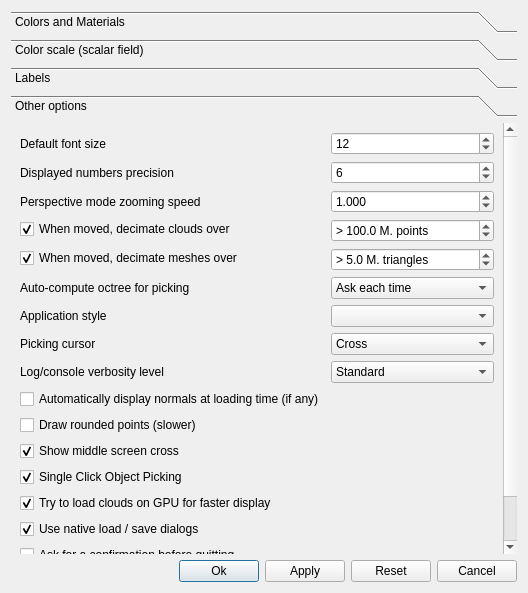
This is libs/CCAppCommon/ui/displaySettingsDlg.ui in CloudCompare/CloudCompare as Qt 5 draws it before an edit. The edited form follows.
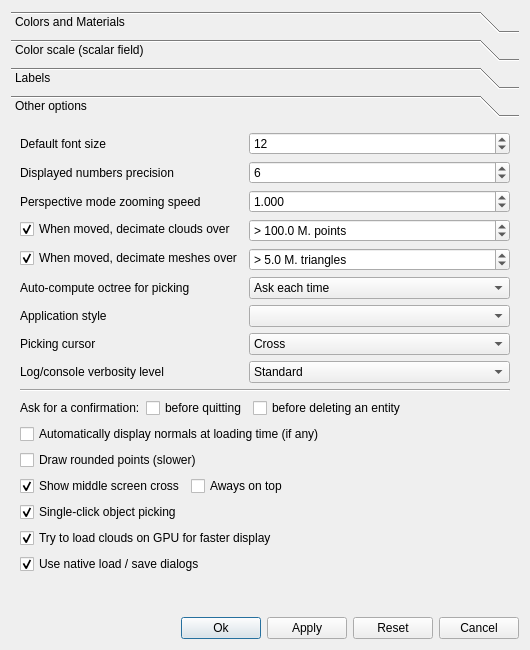
This is the edited form. Icons and pictures are not drawn.

Commit message:
Scale the screen center cross on HiDPI screens, with an option to keep it on top (#2416)
* Keep the screen center cross on top and scale it on HiDPI screens

* Make drawing the center cross on top an option, off by default

The cross was always drawn without depth test since the previous
commit, which changed a long-standing behaviour. It is now drawn on
top only when the new "Always on top" option of the Display settings
is ticked (saved as 'crossOnTop'). The arm length still follows the
device pixel ratio.

---------

```diff
--- a/libs/CCAppCommon/ui/displaySettingsDlg.ui
+++ b/libs/CCAppCommon/ui/displaySettingsDlg.ui
@@ -6,8 +6,8 @@
    <rect>
     <x>0</x>
     <y>0</y>
-    <width>528</width>
-    <height>593</height>
+    <width>530</width>
+    <height>650</height>
    </rect>
   </property>
   <property name="sizePolicy">
@@ -601,14 +601,16 @@
       <property name="geometry">
        <rect>
         <x>0</x>
-        <y>-85</y>
-        <width>504</width>
-        <height>496</height>
+        <y>0</y>
+        <width>500</width>
+        <height>485</height>
        </rect>
       </property>
       <attribute name="label">
        <string>Other options</string>
       </attribute>
+      <layout class="QVBoxLayout" name="verticalLayout_2">
+       <item>
       <layout class="QFormLayout" name="formLayout">
        <item row="0" column="0">
         <widget class="QLabel" name="label_11">
@@ -787,82 +789,6 @@
          </item>
         </widget>
        </item>
-       <item row="9" column="0">
-        <widget class="QCheckBox" name="autoDisplayNormalsCheckBox">
-         <property name="text">
-          <string>Automatically display normals at loading time (if any)</string>
-         </property>
-        </widget>
-       </item>
-       <item row="10" column="0">
-        <widget class="QCheckBox" name="drawRoundedPointsCheckBox">
-         <property name="text">
-          <string>Draw rounded points (slower)</string>
-         </property>
-        </widget>
-       </item>
-       <item row="11" column="0">
-        <widget class="QCheckBox" name="showCrossCheckBox">
-         <property name="toolTip">
-          <string>A cross is displayed in the middle of the screen</string>
-         </property>
-         <property name="statusTip">
-          <string>A cross is displayed in the middle of the screen</string>
-         </property>
-         <property name="text">
-          <string>Show middle screen cross</string>
-         </property>
-         <property name="checked">
-          <bool>true</bool>
-         </property>
-        </widget>
-       </item>
-       <item row="13" column="0">
-        <widget class="QCheckBox" name="useVBOCheckBox">
-         <property name="text">
-          <string>Try to load clouds on GPU for faster display</string>
-         </property>
-         <property name="checked">
-          <bool>true</bool>
-         </property>
-        </widget>
-       </item>
-       <item row="14" column="0">
-        <widget class="QCheckBox" name="useNativeDialogsCheckBox">
-         <property name="text">
-          <string>Use native load / save dialogs</string>
-         </property>
-         <property name="checked">
-          <bool>true</bool>
-         </property>
-        </widget>
-       </item>
-       <item row="17" column="0">
-        <spacer name="verticalSpacer_3">
-         <property name="orientation">
-          <enum>Qt::Orientation::Vertical</enum>
-         </property>
-         <property name="sizeHint" stdset="0">
-          <size>
-           <width>20</width>
-           <height>16</height>
-          </size>
-         </property>
-        </spacer>
-       </item>
-       <item row="12" column="0">
-        <widget class="QCheckBox" name="singleClickPickingCheckBox">
-         <property name="toolTip">
-          <string>Can be slow on large point clouds</string>
-         </property>
-         <property name="text">
-          <string>Single Click Object Picking</string>
-         </property>
-         <property name="checked">
-          <bool>true</bool>
-         </property>
-        </widget>
-       </item>
        <item row="6" column="0">
         <widget class="QLabel" name="label_19">
          <property name="text">
@@ -894,13 +820,6 @@
          </item>
         </widget>
        </item>
-       <item row="15" column="0">
-        <widget class="QCheckBox" name="confirmQuitCheckBox">
-         <property name="text">
-          <string>Ask for a confirmation before quitting</string>
-         </property>
-        </widget>
-       </item>
        <item row="8" column="0">
         <widget class="QLabel" name="label_23">
          <property name="text">
@@ -935,12 +854,158 @@
          </item>
         </widget>
        </item>
-       <item row="16" column="0">
+        </layout>
+       </item>
+       <item>
+        <widget class="Line" name="line">
+         <property name="orientation">
+          <enum>Qt::Orientation::Horizontal</enum>
+         </property>
+        </widget>
+       </item>
+       <item>
+        <layout class="QHBoxLayout" name="horizontalLayout_4">
+         <item>
+          <widget class="QLabel" name="label_24">
+           <property name="text">
+            <string>Ask for a confirmation:</string>
+           </property>
+          </widget>
+         </item>
+         <item>
+          <widget class="QCheckBox" name="confirmQuitCheckBox">
+           <property name="text">
+            <string>before quitting</string>
+           </property>
+          </widget>
+         </item>
+         <item>
         <widget class="QCheckBox" name="confirmDeleteCheckBox">
          <property name="text">
-          <string>Ask for a confirmation before deleting an entity</string>
-         </property>
-        </widget>
+            <string>before deleting an entity</string>
+           </property>
+          </widget>
+         </item>
+         <item>
+          <spacer name="horizontalSpacer_3">
+           <property name="orientation">
+            <enum>Qt::Orientation::Horizontal</enum>
+           </property>
+           <property name="sizeHint" stdset="0">
+            <size>
+             <width>489</width>
+             <height>20</height>
+            </size>
+           </property>
+          </spacer>
+         </item>
+        </layout>
+       </item>
+       <item>
+        <widget class="QCheckBox" name="autoDisplayNormalsCheckBox">
+         <property name="text">
+          <string>Automatically display normals at loading time (if any)</string>
+         </property>
+        </widget>
+       </item>
+       <item>
+        <widget class="QCheckBox" name="drawRoundedPointsCheckBox">
+         <property name="text">
+          <string>Draw rounded points (slower)</string>
+         </property>
+        </widget>
+       </item>
+       <item>
+        <layout class="QHBoxLayout" name="horizontalLayout_3">
+         <item>
+          <widget class="QCheckBox" name="showCrossCheckBox">
+           <property name="toolTip">
+            <string>A cross is displayed in the middle of the screen</string>
+           </property>
+           <property name="statusTip">
+            <string>A cross is displayed in the middle of the screen</string>
+           </property>
+           <property name="text">
+            <string>Show middle screen cross</string>
+           </property>
+           <property name="checked">
+            <bool>true</bool>
+           </property>
+          </widget>
+         </item>
+         <item>
+          <widget class="QCheckBox" name="crossOnTopCheckBox">
+           <property name="toolTip">
+            <string>The middle screen cross is displayed on top of the entities</string>
+           </property>
+           <property name="statusTip">
+            <string>The middle screen cross is displayed on top of the entities</string>
+           </property>
+           <property name="text">
+            <string>Aways on top</string>
+           </property>
+          </widget>
+         </item>
+         <item>
+          <spacer name="horizontalSpacer_2">
+           <property name="orientation">
+            <enum>Qt::Orientation::Horizontal</enum>
+           </property>
+           <property name="sizeHint" stdset="0">
+            <size>
+             <width>40</width>
+             <height>20</height>
+            </size>
+           </property>
+          </spacer>
+         </item>
+        </layout>
+       </item>
+       <item>
+        <widget class="QCheckBox" name="singleClickPickingCheckBox">
+         <property name="toolTip">
+          <string>Can be slow on large point clouds</string>
+         </property>
+         <property name="text">
+          <string>Single-click object picking</string>
+         </property>
+         <property name="checked">
+          <bool>true</bool>
+         </property>
+        </widget>
+       </item>
+       <item>
+        <widget class="QCheckBox" name="useVBOCheckBox">
+         <property name="text">
+          <string>Try to load clouds on GPU for faster display</string>
+         </property>
+         <property name="checked">
+          <bool>true</bool>
+         </property>
+        </widget>
+       </item>
+       <item>
+        <widget class="QCheckBox" name="useNativeDialogsCheckBox">
+         <property name="text">
+          <string>Use native load / save dialogs</string>
+         </property>
+         <property name="checked">
+          <bool>true</bool>
+         </property>
+        </widget>
+       </item>
+       <item>
+        <spacer name="verticalSpacer_3">
+         <property name="orientation">
+          <enum>Qt::Orientation::Vertical</enum>
+         </property>
+         <property name="sizeHint" stdset="0">
+          <size>
+           <width>20</width>
+           <height>16</height>
+          </size>
+         </property>
+        </spacer>
        </item>
       </layout>
      </widget>
```
Left out of the diff: 28 changed lines with no effect on the pictures. Lines whose indentation alone changed are shown as unchanged. The commit also changes 5 other files.
